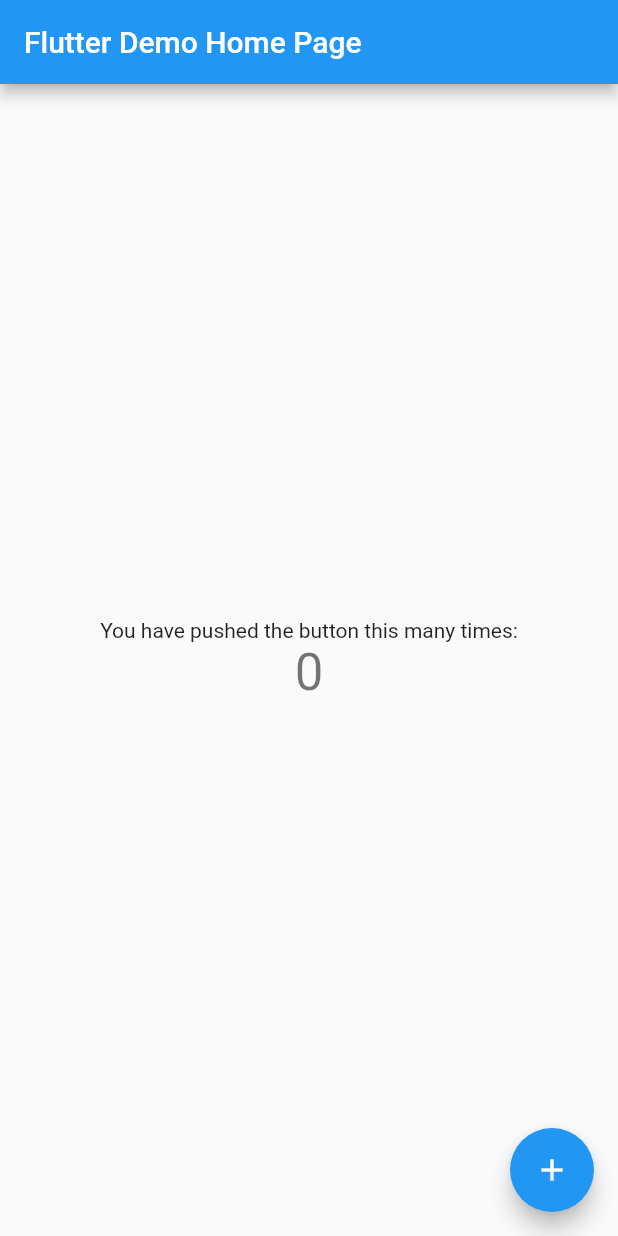
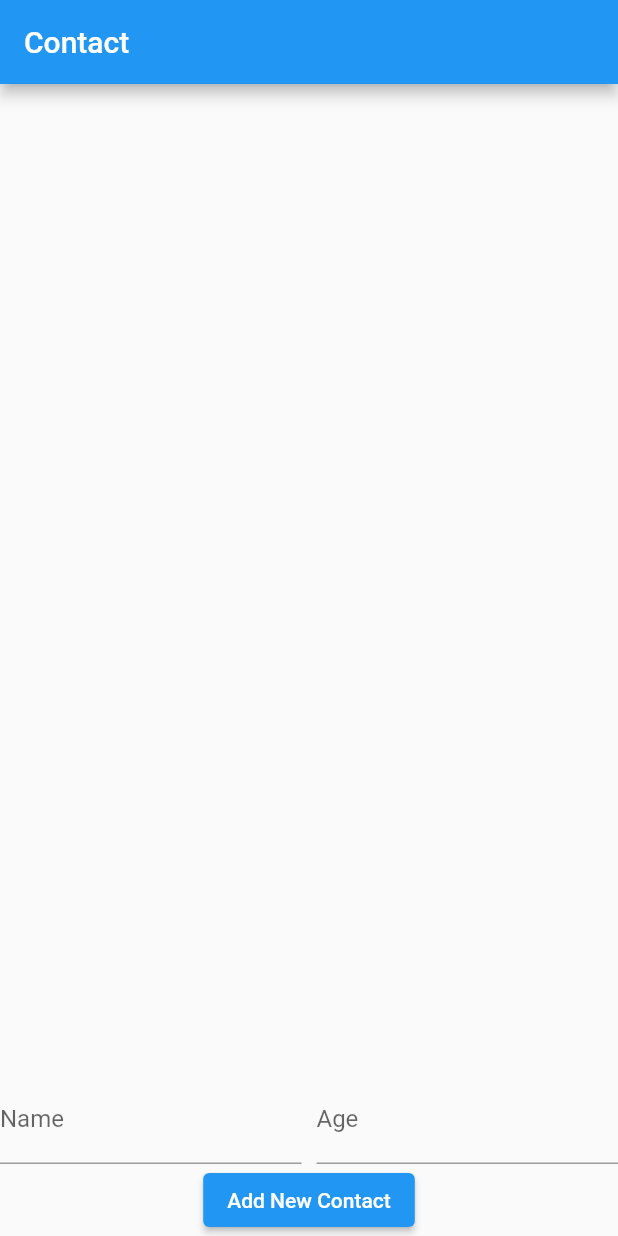
Before and after one commit to aditechdev/hive_contact_app, a Flutter app: the screen it shows after launch, on a phone screen of 412 x 824 dp. Run offline on Flutter 3.47's test engine with Material 2 defaults, Android fonts, the phone set to English and light mode, and no system bars; our stand-ins replace hive; accounts and stored records are empty.

Commit message:
:art: small change

```diff
--- /dev/null
+++ b/lib/contact_page.dart
@@ -0,0 +1,56 @@
+import 'package:flutter/material.dart';
+import 'package:hive/hive.dart';
+import 'package:hive_contact_app/model/contact.dart';
+import 'package:hive_contact_app/new_conntact_form.dart';
+
+class ContactPage extends StatefulWidget {
+  const ContactPage({super.key});
+
+  @override
+  State<ContactPage> createState() => _ContactPageState();
+}
+
+class _ContactPageState extends State<ContactPage> {
+  @override
+  Widget build(BuildContext context) {
+    return Scaffold(
+      appBar: AppBar(
+        title: const Text("Contact"),
+      ),
+      body: Column(
+        children: [
+          Expanded(
+            child: _buildListView(),
+          ),
+          const NewContactForm(),
+        ],
+      ),
+    );
+  }
+
+  ListView _buildListView() {
+    final contactBox = Hive.box("contact");
+
+    return ListView.builder(
+      itemCount: contactBox.length,
+      itemBuilder: (context, index) {
+        final contact = contactBox.get(index) as Contact;
+        return ListTile(
+          title: Text(contact.name),
+          subtitle: Text(contact.age.toString()),
+        );
+      },
+      // children: const [
+
+      // ],
+    );
+    // return Row(
+    //   children: const [Text("Name"), Text("Age")],
+    // );
+
+    // ListView(
+
+    //   //  ListTile()
+    // );
+  }
+}
--- a/lib/main.dart
+++ b/lib/main.dart
@@ -1,11 +1,32 @@
 import 'package:flutter/material.dart';
+import 'package:hive/hive.dart';
+import 'package:hive_contact_app/contact_page.dart';
+import 'package:hive_contact_app/model/contact.dart';
+import 'package:path_provider/path_provider.dart' as path_provider;
 
-void main() {
+void main() async {
+  WidgetsFlutterBinding.ensureInitialized();
+  final appDocument = await path_provider.getApplicationDocumentsDirectory();
+  Hive.init(appDocument.path);
+  Hive.registerAdapter(ContactAdapter());
   runApp(const MyApp());
+
+  // await Hive.openBox("contact");
 }
 
-class MyApp extends StatelessWidget {
+class MyApp extends StatefulWidget {
   const MyApp({super.key});
+
+  @override
+  State<MyApp> createState() => _MyAppState();
+}
+
+class _MyAppState extends State<MyApp> {
+  @override
+  void dispose() {
+    Hive.close();
+    super.dispose();
+  }
 
   @override
   Widget build(BuildContext context) {
@@ -14,54 +35,19 @@ class MyApp extends StatelessWidget {
       theme: ThemeData(
         primarySwatch: Colors.blue,
       ),
-      home: const MyHomePage(title: 'Flutter Demo Home Page'),
+      home: FutureBuilder(
+          future: Hive.openBox("contact"),
+          builder: (context, snapshot) {
+            if (snapshot.connectionState == ConnectionState.done) {
+              if (snapshot.hasError) {
+                return Text(snapshot.error.toString());
+              } else {
+                return const ContactPage();
+              }
+            } else {
+              return const Scaffold();
+            }
+          }),
     );
   }
 }
-
-class MyHomePage extends StatefulWidget {
-  const MyHomePage({super.key, required this.title});
-
-  final String title;
-
-  @override
-  State<MyHomePage> createState() => _MyHomePageState();
-}
-
-class _MyHomePageState extends State<MyHomePage> {
-  int _counter = 0;
-
-  void _incrementCounter() {
-    setState(() {
-      _counter++;
-    });
-  }
-
-  @override
-  Widget build(BuildContext context) {
-    return Scaffold(
-      appBar: AppBar(
-        title: Text(widget.title),
-      ),
-      body: Center(
-        child: Column(
-          mainAxisAlignment: MainAxisAlignment.center,
-          children: <Widget>[
-            const Text(
-              'You have pushed the button this many times:',
-            ),
-            Text(
-              '$_counter',
-              style: Theme.of(context).textTheme.headlineMedium,
-            ),
-          ],
-        ),
-      ),
-      floatingActionButton: FloatingActionButton(
-        onPressed: _incrementCounter,
-        tooltip: 'Increment',
-        child: const Icon(Icons.add),
-      ),
-    );
-  }
-}
--- a/lib/model/contact.dart
+++ b/lib/model/contact.dart
@@ -1,5 +1,12 @@
+
+import 'package:hive/hive.dart';
+
+part 'contact.g.dart';
+@HiveType(typeId: 1)
 class Contact {
+  @HiveField(0)
   final String name;
+  @HiveField(1)
   final int age;
 
   Contact(this.name, this.age);
--- /dev/null
+++ b/lib/new_conntact_form.dart
@@ -0,0 +1,63 @@
+import 'package:flutter/material.dart';
+import 'package:hive/hive.dart';
+import 'package:hive_contact_app/model/contact.dart';
+
+// import 'models/contact.dart';
+
+class NewContactForm extends StatefulWidget {
+  const NewContactForm({super.key});
+
+  @override
+  _NewContactFormState createState() => _NewContactFormState();
+}
+
+class _NewContactFormState extends State<NewContactForm> {
+  final _formKey = GlobalKey<FormState>();
+
+  String? _name;
+  String? _age;
+
+  void addContact(Contact contact) {
+    print("Name ${contact.name} + Age ${contact.age}");
+    final contactsBox = Hive.box('contact');
+    contactsBox.add(contact);
+  }
+
+  @override
+  Widget build(BuildContext context) {
+    return Form(
+      key: _formKey,
+      child: Column(
+        children: <Widget>[
+          Row(
+            children: <Widget>[
+              Expanded(
+                child: TextFormField(
+                  decoration: const InputDecoration(labelText: 'Name'),
+                  onSaved: (value) => _name = value,
+                ),
+              ),
+              const SizedBox(width: 10),
+              Expanded(
+                child: TextFormField(
+                  decoration: const InputDecoration(labelText: 'Age'),
+                  keyboardType: TextInputType.number,
+                  onSaved: (value) => _age = value,
+                ),
+              ),
+            ],
+          ),
+          ElevatedButton(
+            child: const Text('Add New Contact'),
+            onPressed: () {
+              print("HERE IS $_name ");
+              _formKey.currentState!.save();
+              final newContact = Contact(_name!, int.parse(_age!));
+              addContact(newContact);
+            },
+          ),
+        ],
+      ),
+    );
+  }
+}
```
Also changed, not shown: lib/model/contact.g.dart (added), 1 other file.
